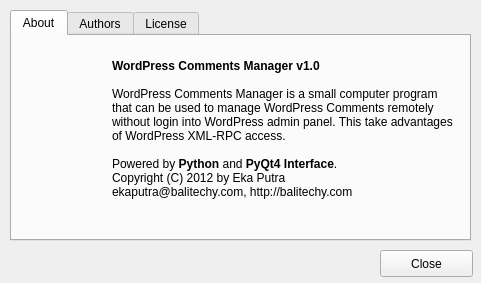
First picture: the form in gui/ui/about.ui, repository ekaputra07/wpcdesk, before the edit.
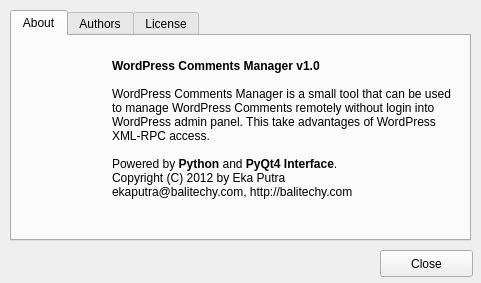
Second picture: the form after the edit. Icons and pictures are not drawn.

Patch:
```diff
--- a/gui/ui/about.ui
+++ b/gui/ui/about.ui
@@ -98,7 +98,7 @@
 &lt;/style&gt;&lt;/head&gt;&lt;body style=&quot; font-family:'Sans'; font-size:10pt; font-weight:400; font-style:normal;&quot;&gt;
 &lt;p style=&quot; margin-top:0px; margin-bottom:0px; margin-left:0px; margin-right:0px; -qt-block-indent:0; text-indent:0px;&quot;&gt;&lt;span style=&quot; font-size:9pt; font-weight:600;&quot;&gt;WordPress Comments Manager v1.0&lt;/span&gt;&lt;/p&gt;
 &lt;p style=&quot;-qt-paragraph-type:empty; margin-top:0px; margin-bottom:0px; margin-left:0px; margin-right:0px; -qt-block-indent:0; text-indent:0px; font-size:9pt; font-weight:600;&quot;&gt;&lt;/p&gt;
-&lt;p style=&quot; margin-top:0px; margin-bottom:0px; margin-left:0px; margin-right:0px; -qt-block-indent:0; text-indent:0px;&quot;&gt;&lt;span style=&quot; font-size:9pt;&quot;&gt;WordPress Comments Manager is a small computer program that can be used to manage WordPress Comments remotely without login into WordPress admin panel. This take advantages of WordPress XML-RPC access.&lt;/span&gt;&lt;/p&gt;
+&lt;p style=&quot; margin-top:0px; margin-bottom:0px; margin-left:0px; margin-right:0px; -qt-block-indent:0; text-indent:0px;&quot;&gt;&lt;span style=&quot; font-size:9pt;&quot;&gt;WordPress Comments Manager is a small tool that can be used to manage WordPress Comments remotely without login into WordPress admin panel. This take advantages of WordPress XML-RPC access.&lt;/span&gt;&lt;/p&gt;
 &lt;p style=&quot;-qt-paragraph-type:empty; margin-top:0px; margin-bottom:0px; margin-left:0px; margin-right:0px; -qt-block-indent:0; text-indent:0px; font-size:9pt;&quot;&gt;&lt;/p&gt;
 &lt;p style=&quot; margin-top:0px; margin-bottom:0px; margin-left:0px; margin-right:0px; -qt-block-indent:0; text-indent:0px;&quot;&gt;&lt;span style=&quot; font-size:9pt;&quot;&gt;Powered by &lt;/span&gt;&lt;span style=&quot; font-size:9pt; font-weight:600;&quot;&gt;Python&lt;/span&gt;&lt;span style=&quot; font-size:9pt;&quot;&gt; and &lt;/span&gt;&lt;span style=&quot; font-size:9pt; font-weight:600;&quot;&gt;PyQt4 Interface&lt;/span&gt;&lt;span style=&quot; font-size:9pt;&quot;&gt;.&lt;/span&gt;&lt;/p&gt;
 &lt;p style=&quot; margin-top:0px; margin-bottom:0px; margin-left:0px; margin-right:0px; -qt-block-indent:0; text-indent:0px;&quot;&gt;&lt;span style=&quot; font-size:9pt;&quot;&gt;Copyright (C) 2012 by Eka Putra&lt;/span&gt;&lt;/p&gt;
```
